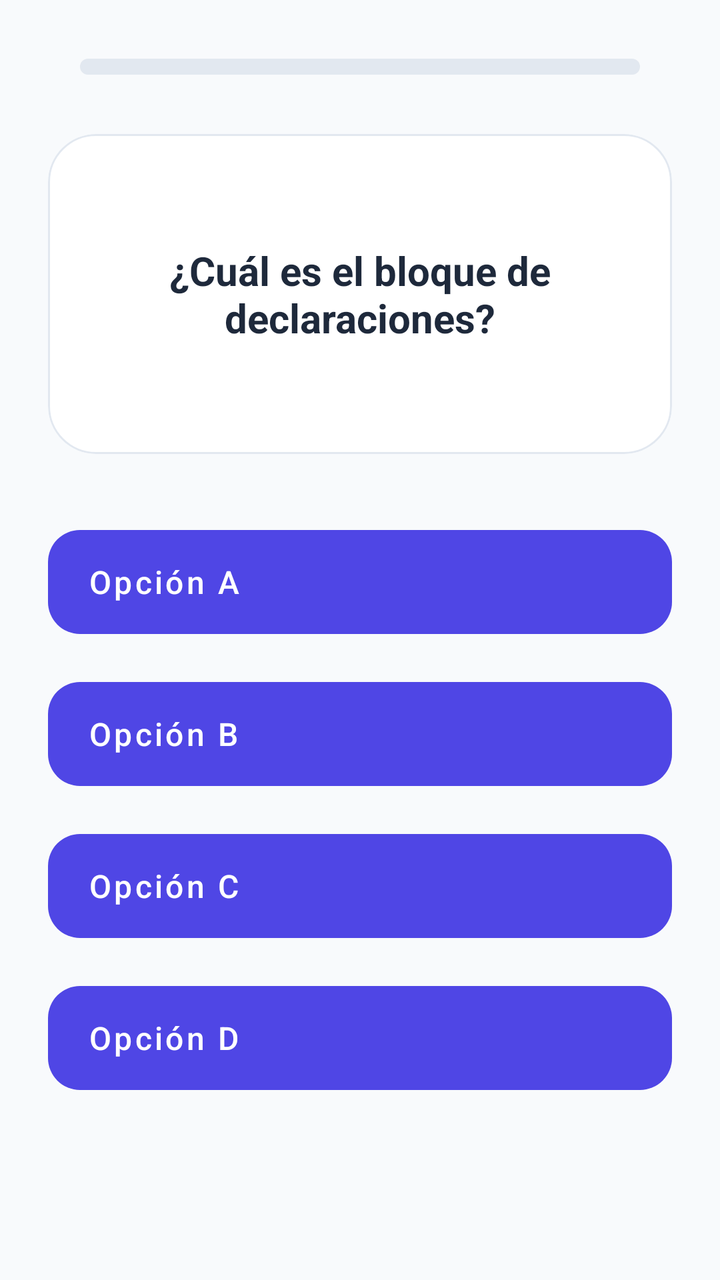
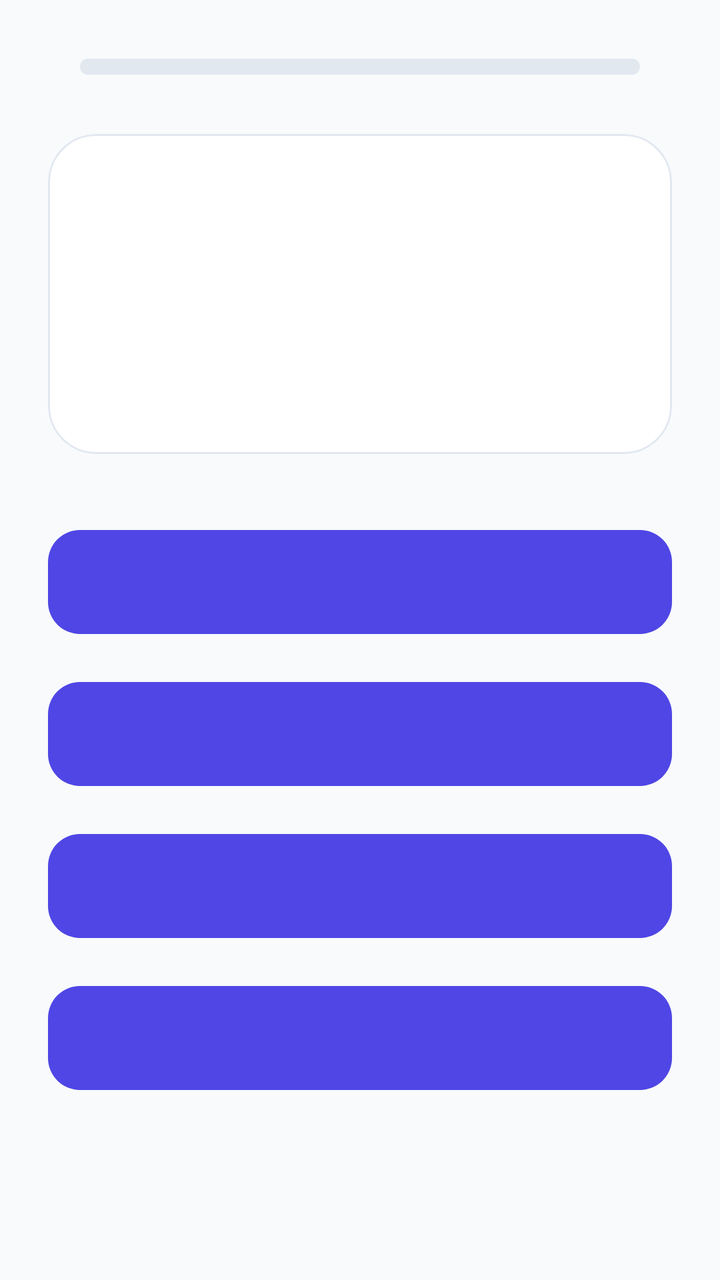

Screens rendered from an Android XML layout before and after an edit, with the pre-edit source and the edit as a unified diff.
<!-- AndroidManifest.xml: activity theme Theme.DamTests -->
<!-- res/layout/activity_quiz.xml -->
<?xml version="1.0" encoding="utf-8"?>
<ScrollView xmlns:android="http://schemas.android.com/apk/res/android"
    xmlns:app="http://schemas.android.com/apk/res-auto"
    android:layout_width="match_parent"
    android:layout_height="match_parent"
    android:fillViewport="true"
    android:background="#F8FAFC"
    android:fitsSystemWindows="true">

    <LinearLayout
        android:layout_width="match_parent"
        android:layout_height="wrap_content"
        android:orientation="vertical"
        android:paddingBottom="32dp">

        <LinearLayout
            android:layout_width="match_parent"
            android:layout_height="wrap_content"
            android:gravity="center_vertical"
            android:layout_marginTop="24dp"
            android:layout_marginHorizontal="24dp"
            android:layout_marginBottom="24dp">

            <TextView
                android:id="@+id/tvQuestionCount"
                android:layout_width="wrap_content"
                android:layout_height="wrap_content"
                android:text=""
                android:textColor="#64748B"
                android:textSize="14sp"
                android:textStyle="bold" />

            <ProgressBar
                android:id="@+id/quizProgressBar"
                style="@android:style/Widget.ProgressBar.Horizontal"
                android:layout_width="0dp"
                android:layout_height="8dp"
                android:layout_weight="1"
                android:layout_marginHorizontal="16dp"
                android:progress="0"
                android:max="10"
                android:progressDrawable="@drawable/custom_progress_bar" />

            <com.google.android.material.button.MaterialButton
                android:id="@+id/btnContextInfo"
                style="@style/Widget.MaterialComponents.Button.TextButton"
                android:layout_width="40dp"
                android:layout_height="40dp"
                android:padding="0dp"
                android:visibility="gone"
                app:icon="@android:drawable/ic_dialog_info"
                app:iconTint="#4F46E5"
                app:iconPadding="0dp"
                android:insetLeft="0dp"
                android:insetRight="0dp"
                android:insetTop="0dp"
                android:insetBottom="0dp" />
        </LinearLayout>

        <com.google.android.material.card.MaterialCardView
            android:layout_width="match_parent"
            android:layout_height="wrap_content"
            android:layout_marginHorizontal="24dp"
            android:layout_marginBottom="32dp"
            app:cardCornerRadius="24dp"
            app:cardElevation="0dp"
            app:strokeWidth="1dp"
            app:strokeColor="#E2E8F0">

            <TextView
                android:id="@+id/tvQuestionText"
                android:layout_width="match_parent"
                android:layout_height="wrap_content"
                android:minHeight="160dp"
                android:gravity="center"
                android:padding="24dp"
                android:text="¿Cuál es el bloque de declaraciones?"
                android:textSize="20sp"
                android:textColor="#1E293B"
                android:textStyle="bold" />
        </com.google.android.material.card.MaterialCardView>

        <com.google.android.material.button.MaterialButton
            android:id="@+id/btnOptionA"
            style="@style/Widget.MaterialComponents.Button.UnelevatedButton"
            android:layout_width="match_parent"
            android:layout_height="wrap_content"
            android:minHeight="64dp"
            android:layout_marginHorizontal="24dp"
            android:layout_marginBottom="12dp"
            android:text="Opción A"
            android:textAlignment="viewStart"
            android:paddingHorizontal="20dp"
            android:textAllCaps="false"
            android:textSize="16sp"
            app:cornerRadius="16dp"
            app:backgroundTint="#4F46E5"
            android:textColor="#FFFFFF" />

        <com.google.android.material.button.MaterialButton
            android:id="@+id/btnOptionB"
            style="@style/Widget.MaterialComponents.Button.UnelevatedButton"
            android:layout_width="match_parent"
            android:layout_height="wrap_content"
            android:minHeight="64dp"
            android:layout_marginHorizontal="24dp"
            android:layout_marginBottom="12dp"
            android:text="Opción B"
            android:textAlignment="viewStart"
            android:paddingHorizontal="20dp"
            android:textAllCaps="false"
            android:textSize="16sp"
            app:cornerRadius="16dp"
            app:backgroundTint="#4F46E5"
            android:textColor="#FFFFFF" />

        <com.google.android.material.button.MaterialButton
            android:id="@+id/btnOptionC"
            style="@style/Widget.MaterialComponents.Button.UnelevatedButton"
            android:layout_width="match_parent"
            android:layout_height="wrap_content"
            android:minHeight="64dp"
            android:layout_marginHorizontal="24dp"
            android:layout_marginBottom="12dp"
            android:text="Opción C"
            android:textAlignment="viewStart"
            android:paddingHorizontal="20dp"
            android:textAllCaps="false"
            android:textSize="16sp"
            app:cornerRadius="16dp"
            app:backgroundTint="#4F46E5"
            android:textColor="#FFFFFF" />

        <com.google.android.material.button.MaterialButton
            android:id="@+id/btnOptionD"
            style="@style/Widget.MaterialComponents.Button.UnelevatedButton"
            android:layout_width="match_parent"
            android:layout_height="wrap_content"
            android:minHeight="64dp"
            android:layout_marginHorizontal="24dp"
            android:text="Opción D"
            android:textAlignment="viewStart"
            android:paddingHorizontal="20dp"
            android:textAllCaps="false"
            android:textSize="16sp"
            app:cornerRadius="16dp"
            app:backgroundTint="#4F46E5"
            android:textColor="#FFFFFF" />

    </LinearLayout>
</ScrollView>
<!-- resources referenced by this layout -->
<resources>
  <!-- drawable custom_progress_bar (drawable) -->
  <?xml version="1.0" encoding="utf-8"?>
  <layer-list xmlns:android="http://schemas.android.com/apk/res/android">
      <item android:id="@android:id/background">
          <shape>
              <corners android:radius="10dp" />
              <solid android:color="#E2E8F0" />
          </shape>
      </item>
      <item android:id="@android:id/progress">
          <clip>
              <shape>
                  <corners android:radius="10dp" />
                  <solid android:color="#4F46E5" />
              </shape>
          </clip>
      </item>
  </layer-list>
  <style name="Theme.DamTests" parent="Theme.MaterialComponents.DayNight.NoActionBar">
          <item name="colorPrimary">#4F46E5</item>
          <item name="colorPrimaryVariant">#3730A3</item>
          <item name="colorOnPrimary">#FFFFFF</item>
          <item name="colorSecondary">#10B981</item>
          <item name="colorSecondaryVariant">#059669</item>
          <item name="colorOnSecondary">#FFFFFF</item>
  
          <item name="android:windowBackground">#F8FAFC</item>
          <item name="colorSurface">#FFFFFF</item>
          <item name="colorOnSurface">#1E293B</item>
  
          <item name="windowActionBar">false</item>
          <item name="windowNoTitle">true</item>
          <item name="android:statusBarColor">#4F46E5</item>
          <item name="android:windowLightStatusBar">false</item>
          <item name="android:fitsSystemWindows">true</item>
      </style>
</resources>

<!-- the commit's change to res/layout/activity_quiz.xml (unified diff, before → after) -->
@@ -25,7 +25,6 @@
                 android:id="@+id/tvQuestionCount"
                 android:layout_width="wrap_content"
                 android:layout_height="wrap_content"
-                android:text=""
                 android:textColor="#64748B"
                 android:textSize="14sp"
                 android:textStyle="bold" />
@@ -37,8 +36,6 @@
                 android:layout_height="8dp"
                 android:layout_weight="1"
                 android:layout_marginHorizontal="16dp"
-                android:progress="0"
-                android:max="10"
                 android:progressDrawable="@drawable/custom_progress_bar" />
 
             <com.google.android.material.button.MaterialButton
@@ -74,78 +71,139 @@
                 android:minHeight="160dp"
                 android:gravity="center"
                 android:padding="24dp"
-                android:text="¿Cuál es el bloque de declaraciones?"
                 android:textSize="20sp"
                 android:textColor="#1E293B"
                 android:textStyle="bold" />
         </com.google.android.material.card.MaterialCardView>
 
+        <LinearLayout
+            android:layout_width="match_parent"
+            android:layout_height="wrap_content"
+            android:orientation="vertical"
+            android:layout_marginHorizontal="24dp"
+            android:layout_marginBottom="12dp">
+            <com.google.android.material.button.MaterialButton
+                android:id="@+id/btnOptionA"
+                style="@style/Widget.MaterialComponents.Button.UnelevatedButton"
+                android:layout_width="match_parent"
+                android:layout_height="wrap_content"
+                android:minHeight="64dp"
+                android:textAlignment="viewStart"
+                android:paddingHorizontal="20dp"
+                android:textAllCaps="false"
+                android:textSize="16sp"
+                app:cornerRadius="16dp"
+                app:backgroundTint="#4F46E5" />
+            <TextView
+                android:id="@+id/tvFeedbackA"
+                android:layout_width="match_parent"
+                android:layout_height="wrap_content"
+                android:layout_marginTop="4dp"
+                android:paddingHorizontal="12dp"
+                android:textSize="13sp"
+                android:textStyle="italic"
+                android:visibility="gone" />
+        </LinearLayout>
+
+        <LinearLayout
+            android:layout_width="match_parent"
+            android:layout_height="wrap_content"
+            android:orientation="vertical"
+            android:layout_marginHorizontal="24dp"
+            android:layout_marginBottom="12dp">
+            <com.google.android.material.button.MaterialButton
+                android:id="@+id/btnOptionB"
+                style="@style/Widget.MaterialComponents.Button.UnelevatedButton"
+                android:layout_width="match_parent"
+                android:layout_height="wrap_content"
+                android:minHeight="64dp"
+                android:textAlignment="viewStart"
+                android:paddingHorizontal="20dp"
+                android:textAllCaps="false"
+                android:textSize="16sp"
+                app:cornerRadius="16dp"
+                app:backgroundTint="#4F46E5" />
+            <TextView
+                android:id="@+id/tvFeedbackB"
+                android:layout_width="match_parent"
+                android:layout_height="wrap_content"
+                android:layout_marginTop="4dp"
+                android:paddingHorizontal="12dp"
+                android:textSize="13sp"
+                android:textStyle="italic"
+                android:visibility="gone" />
+        </LinearLayout>
+
+        <LinearLayout
+            android:layout_width="match_parent"
+            android:layout_height="wrap_content"
+            android:orientation="vertical"
+            android:layout_marginHorizontal="24dp"
+            android:layout_marginBottom="12dp">
+            <com.google.android.material.button.MaterialButton
+                android:id="@+id/btnOptionC"
+                style="@style/Widget.MaterialComponents.Button.UnelevatedButton"
+                android:layout_width="match_parent"
+                android:layout_height="wrap_content"
+                android:minHeight="64dp"
+                android:textAlignment="viewStart"
+                android:paddingHorizontal="20dp"
+                android:textAllCaps="false"
+                android:textSize="16sp"
+                app:cornerRadius="16dp"
+                app:backgroundTint="#4F46E5" />
+            <TextView
+                android:id="@+id/tvFeedbackC"
+                android:layout_width="match_parent"
+                android:layout_height="wrap_content"
+                android:layout_marginTop="4dp"
+                android:paddingHorizontal="12dp"
+                android:textSize="13sp"
+                android:textStyle="italic"
+                android:visibility="gone" />
+        </LinearLayout>
+
+        <LinearLayout
+            android:layout_width="match_parent"
+            android:layout_height="wrap_content"
+            android:orientation="vertical"
+            android:layout_marginHorizontal="24dp"
+            android:layout_marginBottom="12dp">
+            <com.google.android.material.button.MaterialButton
+                android:id="@+id/btnOptionD"
+                style="@style/Widget.MaterialComponents.Button.UnelevatedButton"
+                android:layout_width="match_parent"
+                android:layout_height="wrap_content"
+                android:minHeight="64dp"
+                android:textAlignment="viewStart"
+                android:paddingHorizontal="20dp"
+                android:textAllCaps="false"
+                android:textSize="16sp"
+                app:cornerRadius="16dp"
+                app:backgroundTint="#4F46E5" />
+            <TextView
+                android:id="@+id/tvFeedbackD"
+                android:layout_width="match_parent"
+                android:layout_height="wrap_content"
+                android:layout_marginTop="4dp"
+                android:paddingHorizontal="12dp"
+                android:textSize="13sp"
+                android:textStyle="italic"
+                android:visibility="gone" />
+        </LinearLayout>
+
         <com.google.android.material.button.MaterialButton
-            android:id="@+id/btnOptionA"
-            style="@style/Widget.MaterialComponents.Button.UnelevatedButton"
-            android:layout_width="match_parent"
-            android:layout_height="wrap_content"
-            android:minHeight="64dp"
-            android:layout_marginHorizontal="24dp"
-            android:layout_marginBottom="12dp"
-            android:text="Opción A"
-            android:textAlignment="viewStart"
-            android:paddingHorizontal="20dp"
-            android:textAllCaps="false"
-            android:textSize="16sp"
+            android:id="@+id/btnNextQuestion"
+            android:layout_width="match_parent"
+            android:layout_height="60dp"
+            android:layout_marginHorizontal="24dp"
+            android:layout_marginTop="24dp"
+            android:text="SIGUIENTE PREGUNTA"
+            android:visibility="gone"
+            android:letterSpacing="0.1"
+            android:textStyle="bold"
             app:cornerRadius="16dp"
-            app:backgroundTint="#4F46E5"
-            android:textColor="#FFFFFF" />
-
-        <com.google.android.material.button.MaterialButton
-            android:id="@+id/btnOptionB"
-            style="@style/Widget.MaterialComponents.Button.UnelevatedButton"
-            android:layout_width="match_parent"
-            android:layout_height="wrap_content"
-            android:minHeight="64dp"
-            android:layout_marginHorizontal="24dp"
-            android:layout_marginBottom="12dp"
-            android:text="Opción B"
-            android:textAlignment="viewStart"
-            android:paddingHorizontal="20dp"
-            android:textAllCaps="false"
-            android:textSize="16sp"
-            app:cornerRadius="16dp"
-            app:backgroundTint="#4F46E5"
-            android:textColor="#FFFFFF" />
-
-        <com.google.android.material.button.MaterialButton
-            android:id="@+id/btnOptionC"
-            style="@style/Widget.MaterialComponents.Button.UnelevatedButton"
-            android:layout_width="match_parent"
-            android:layout_height="wrap_content"
-            android:minHeight="64dp"
-            android:layout_marginHorizontal="24dp"
-            android:layout_marginBottom="12dp"
-            android:text="Opción C"
-            android:textAlignment="viewStart"
-            android:paddingHorizontal="20dp"
-            android:textAllCaps="false"
-            android:textSize="16sp"
-            app:cornerRadius="16dp"
-            app:backgroundTint="#4F46E5"
-            android:textColor="#FFFFFF" />
-
-        <com.google.android.material.button.MaterialButton
-            android:id="@+id/btnOptionD"
-            style="@style/Widget.MaterialComponents.Button.UnelevatedButton"
-            android:layout_width="match_parent"
-            android:layout_height="wrap_content"
-            android:minHeight="64dp"
-            android:layout_marginHorizontal="24dp"
-            android:text="Opción D"
-            android:textAlignment="viewStart"
-            android:paddingHorizontal="20dp"
-            android:textAllCaps="false"
-            android:textSize="16sp"
-            app:cornerRadius="16dp"
-            app:backgroundTint="#4F46E5"
-            android:textColor="#FFFFFF" />
+            app:backgroundTint="#1E293B" />
 
     </LinearLayout>
 </ScrollView>
